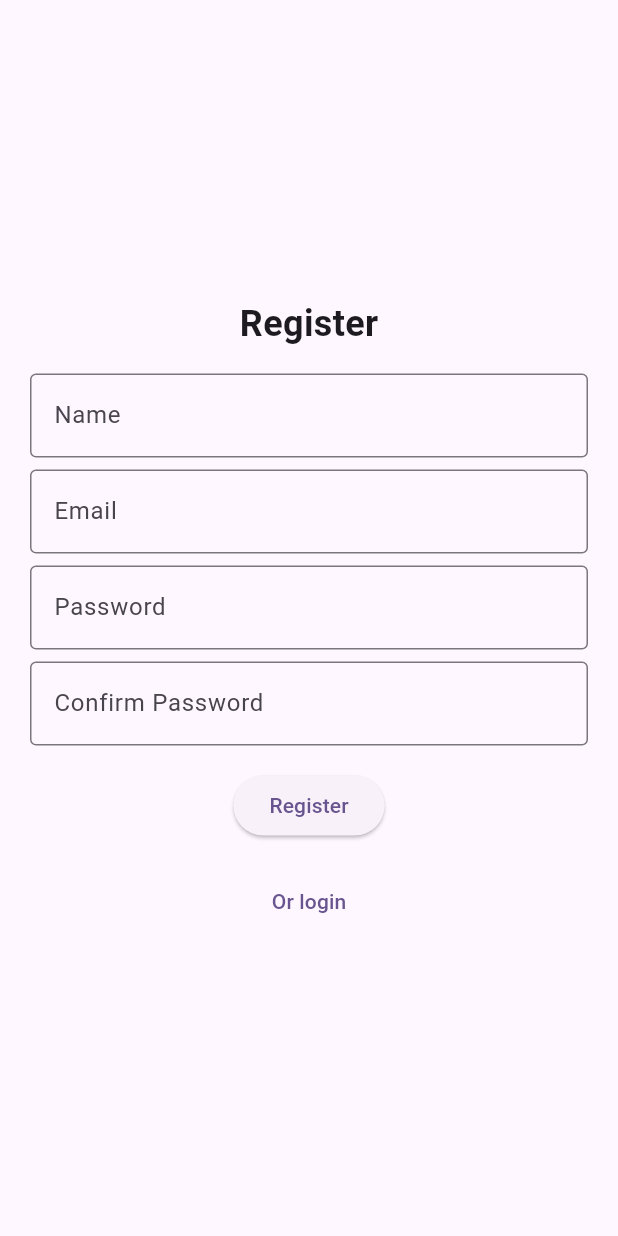
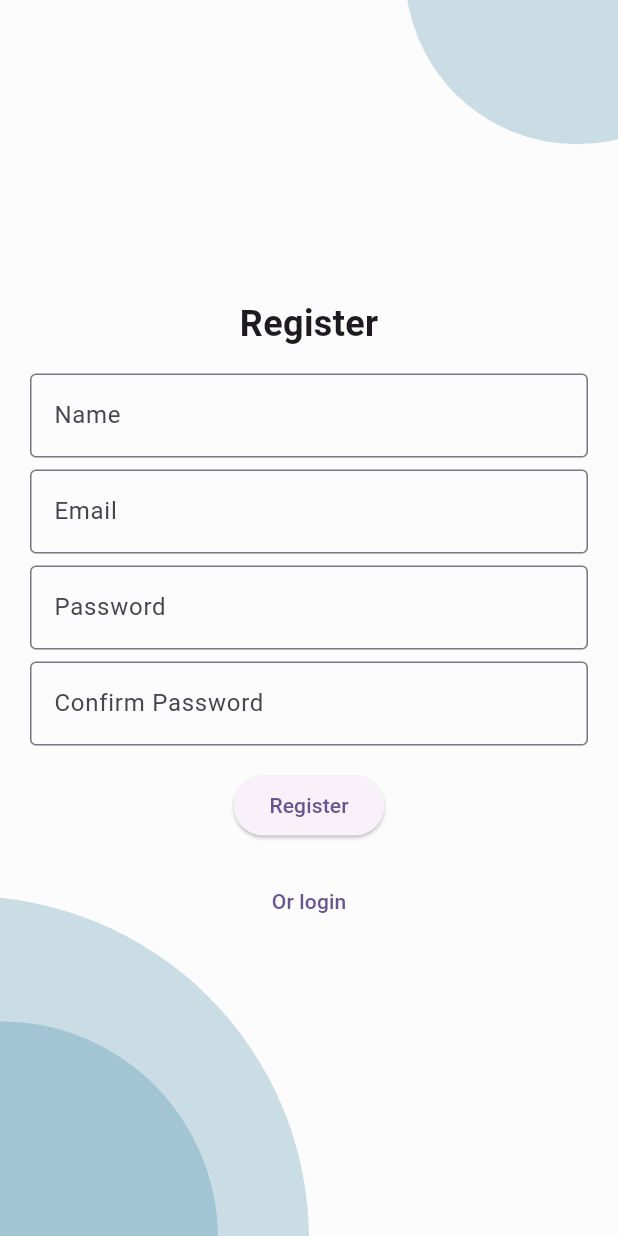
Before and after one commit to KacperMajcher/thesis_app, a Flutter app: the screen it shows after launch, after a tap on "Or register", on a phone screen of 412 x 824 dp. Run offline on Flutter 3.47's test engine with Material 3 defaults, Android fonts, the phone set to English and light mode, and no system bars; our stand-ins replace firebase_auth, firebase_core, flutter_bloc, flutter_svg, freezed_annotation, get_it and 1 more; accounts and stored records are empty.

Commit message:
feat: Replace Scaffold with ThemedScaffold in login, register, and home pages for consistent theming

```diff
--- a/lib/features/auth/presentation/login_page.dart
+++ b/lib/features/auth/presentation/login_page.dart
@@ -1,6 +1,7 @@
 import 'package:firebase_auth/firebase_auth.dart';
 import 'package:flutter/material.dart';
 import 'package:flutter_bloc/flutter_bloc.dart';
+import 'package:thesis_app/app/themed_scaffold.dart';
 import 'package:thesis_app/core/constants/enums.dart';
 import 'package:thesis_app/dependencies/injection_container.dart';
 import 'package:thesis_app/features/auth/presentation/cubit/auth_cubit.dart';
@@ -48,7 +49,7 @@ class _LoginPageState extends State<LoginPage> {
           );
         }
       }, builder: (context, state) {
-        return Scaffold(
+        return ThemedScaffold(
           body: Center(
             child: Padding(
               padding: const EdgeInsets.all(20),
--- a/lib/features/auth/presentation/register_page.dart
+++ b/lib/features/auth/presentation/register_page.dart
@@ -1,6 +1,7 @@
 import 'package:firebase_auth/firebase_auth.dart';
 import 'package:flutter/material.dart';
 import 'package:flutter_bloc/flutter_bloc.dart';
+import 'package:thesis_app/app/themed_scaffold.dart';
 import 'package:thesis_app/core/constants/enums.dart';
 import 'package:thesis_app/dependencies/injection_container.dart';
 import 'package:thesis_app/features/auth/presentation/cubit/auth_cubit.dart';
@@ -39,7 +40,7 @@ class RegisterPage extends StatelessWidget {
             );
           }
         }, builder: (context, state) {
-          return Scaffold(
+          return ThemedScaffold(
             body: Center(
               child: Padding(
                 padding: const EdgeInsets.all(20),
--- a/lib/features/home/presentation/home_page.dart
+++ b/lib/features/home/presentation/home_page.dart
@@ -1,5 +1,6 @@
 import 'package:firebase_auth/firebase_auth.dart';
 import 'package:flutter/material.dart';
+import 'package:thesis_app/app/themed_scaffold.dart';
 import 'package:thesis_app/features/auth/presentation/login_page.dart';
 
 class HomePage extends StatefulWidget {
@@ -24,7 +25,7 @@ class HomePageState extends State<HomePage> {
 
   @override
   Widget build(BuildContext context) {
-    return Scaffold(
+    return ThemedScaffold(
       body: Center(
         child: Column(
           mainAxisAlignment: MainAxisAlignment.center,
```
